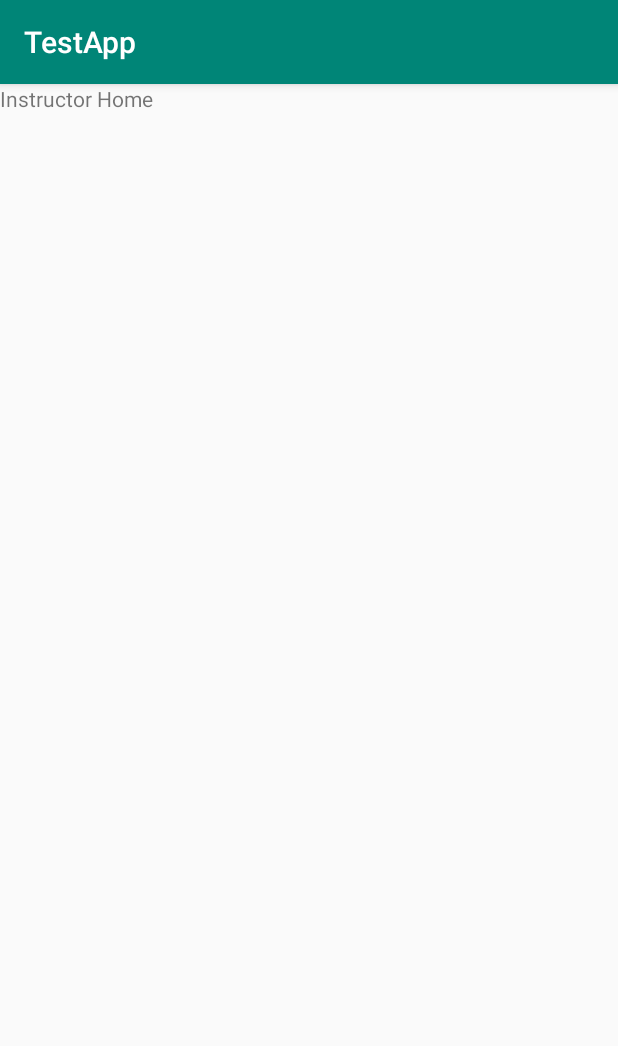
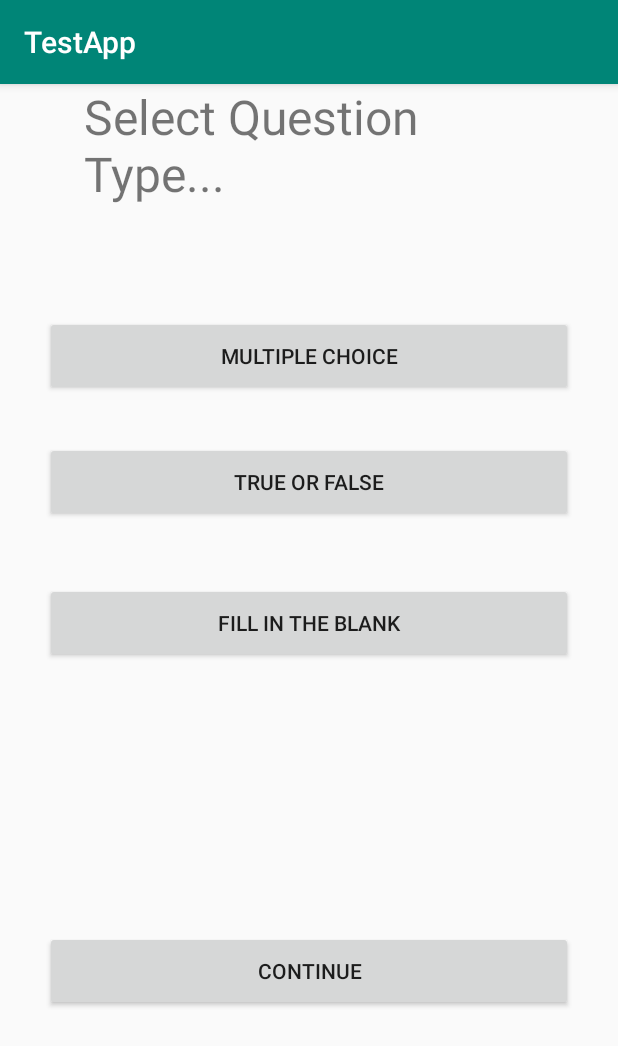
Before and after one commit to VismarkJuarez/Distributed-Systems-Mobile, an Android app: the InstructorHome screen opened directly, with no data from a screen before it, on a phone screen of 412 x 824 dp. Shown: the top 1046 px of the screen. Run offline under Robolectric (Android 15) with nearby library versions, the phone set to English and light mode, and no system bars.

Commit message:
Added Widgets for instructor home screen

```diff
--- a/app/src/main/res/layout/activity_instructor_home.xml
+++ b/app/src/main/res/layout/activity_instructor_home.xml
@@ -8,12 +8,55 @@
 
     <RelativeLayout
         android:layout_width="match_parent"
-        android:layout_height="match_parent">
+        android:layout_height="match_parent"
+        tools:layout_editor_absoluteX="0dp"
+        tools:layout_editor_absoluteY="49dp">
+
 
         <TextView
-            android:layout_width="wrap_content"
+            android:layout_width="300dp"
+            android:textSize="32sp"
             android:layout_height="wrap_content"
-            android:text="Instructor Home"/>
+            android:layout_alignParentBottom="true"
+            android:layout_centerHorizontal="true"
+            android:layout_marginBottom="687dp"
+            android:text="Select Question Type..." />
+
+        <Button
+            android:id="@+id/MultipleChoice"
+            android:layout_width="352dp"
+            android:layout_height="53dp"
+            android:layout_alignParentBottom="true"
+            android:layout_centerHorizontal="true"
+            android:layout_marginBottom="560dp"
+            android:text="Multiple Choice" />
+
+        <Button
+            android:id="@+id/fill_in_blank"
+            android:layout_width="352dp"
+            android:layout_height="53dp"
+            android:layout_alignParentBottom="true"
+            android:layout_centerHorizontal="true"
+            android:layout_marginBottom="382dp"
+            android:text="Fill in The Blank" />
+
+        <Button
+            android:id="@+id/true_false"
+            android:layout_width="352dp"
+            android:layout_height="53dp"
+            android:layout_alignParentBottom="true"
+            android:layout_centerHorizontal="true"
+            android:layout_marginBottom="476dp"
+            android:text="True Or False" />
+
+        <Button
+            android:id="@+id/submitAnswer"
+            android:layout_width="352dp"
+            android:layout_height="53dp"
+            android:layout_alignParentBottom="true"
+            android:layout_centerHorizontal="true"
+            android:layout_marginBottom="150dp"
+            android:text="Continue" />
 
 
     </RelativeLayout>
```
